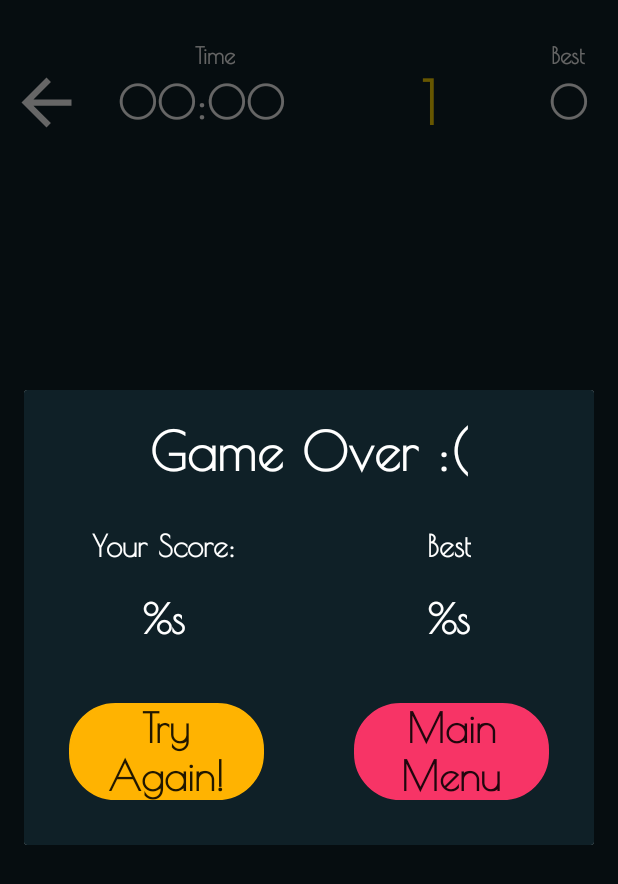
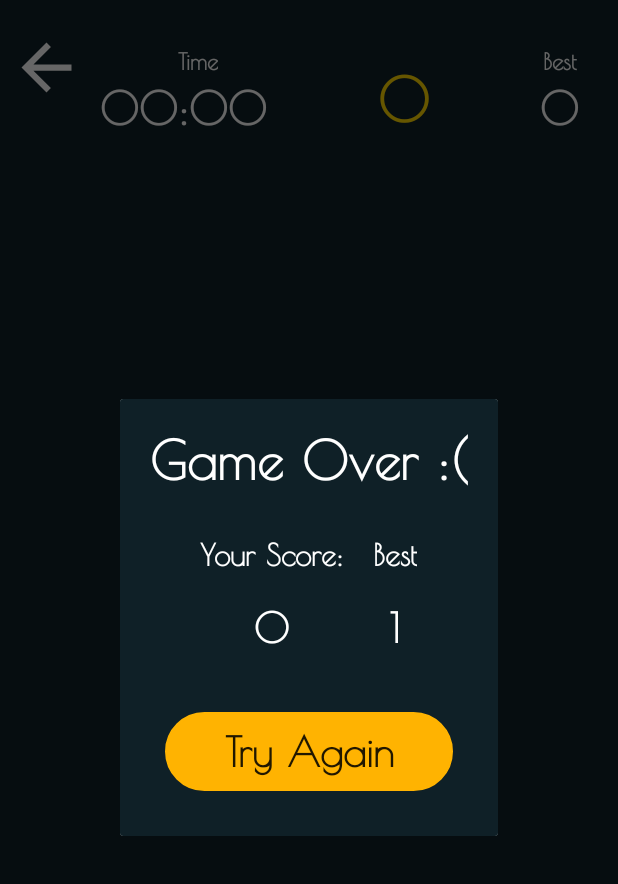
Before and after one commit to yuvalta/Count, an Android app: the fragment InfinityModeFragment placed in its activity, after a tap on an icon or button, on a phone screen of 412 x 824 dp. Shown: the top 884 px of the screen. Run offline under Robolectric (Android 15) with nearby library versions, the phone set to English and light mode, and no system bars.

Commit message:
added fake tiles and colors

```diff
--- a/app/src/main/java/com/example/one2ten/GameOverDialog.java
+++ b/app/src/main/java/com/example/one2ten/GameOverDialog.java
@@ -3,10 +3,14 @@ package com.example.one2ten;
 import android.app.Activity;
 import android.app.Dialog;
 import android.content.Context;
+import android.content.SharedPreferences;
 import android.os.Bundle;
+import android.util.Log;
 import android.view.View;
 import android.view.Window;
+import android.view.WindowManager;
 import android.widget.Button;
+import android.widget.TextView;
 
 
 public class GameOverDialog extends Dialog {
@@ -15,12 +19,16 @@ public class GameOverDialog extends Dialog {
     Context context;
     Activity activity;
 
-    public boolean returnOrRetry; // true -> retry, false -> return to menu
+    TextView yourScore;
+    TextView bestScore;
 
-    public GameOverDialog(Context context, Activity activity) {
+    int score;
+
+    public GameOverDialog(Context context, Activity activity, int score) {
         super(context);
         this.context = context;
         this.activity = activity;
+        this.score = score;
     }
 
     @Override
@@ -30,23 +38,21 @@ public class GameOverDialog extends Dialog {
         requestWindowFeature(Window.FEATURE_NO_TITLE);
         setContentView(R.layout.after_game_summary_dialog_layout);
 
+        yourScore = findViewById(R.id.your_game_score_TV);
+        bestScore = findViewById(R.id.high_score_game_over_TV);
+
+        yourScore.setText(String.valueOf(score - 1));
+
+        SharedPreferences highScoreInfSharedPref = activity.getSharedPreferences("highScoreInfinity", Context.MODE_PRIVATE);
+        bestScore.setText((String.valueOf(highScoreInfSharedPref.getInt("highScoreInfinity", 0000))));
 
         tryAgainButton = findViewById(R.id.try_again_button);
         tryAgainButton.setOnClickListener(new View.OnClickListener() {
             @Override
             public void onClick(View view) {
-                returnOrRetry = true;
+                dismiss();
             }
         });
 
-        returnButton = findViewById(R.id.return_to_menu_button);
-        returnButton.setOnClickListener(new View.OnClickListener() {
-            @Override
-            public void onClick(View view) {
-                returnOrRetry = false;
-            }
-        });
-
-
     }
 }
--- a/app/src/main/java/com/example/one2ten/InfinityModeFragment.java
+++ b/app/src/main/java/com/example/one2ten/InfinityModeFragment.java
@@ -6,16 +6,8 @@ import android.animation.AnimatorSet;
 import android.animation.ObjectAnimator;
 import android.content.Context;
 import android.content.SharedPreferences;
-import android.icu.util.LocaleData;
 import android.net.Uri;
 import android.os.Bundle;
-
-import androidx.fragment.app.Fragment;
-import androidx.fragment.app.FragmentManager;
-import androidx.fragment.app.FragmentTransaction;
-
-import android.os.SystemClock;
-import android.util.Log;
 import android.view.LayoutInflater;
 import android.view.View;
 import android.view.ViewGroup;
@@ -23,61 +15,60 @@ import android.widget.Chronometer;
 import android.widget.ImageButton;
 import android.widget.LinearLayout;
 import android.widget.TextView;
-import android.widget.Toast;
+
+import androidx.fragment.app.Fragment;
 
 import java.util.ArrayList;
 import java.util.Random;
-import java.util.Timer;
 
 
 public class InfinityModeFragment extends Fragment {
 
-    int MAX_BUTTON = 31;
-    int MIN_BUTTON = 0;
-    int DURATION_OF_ALPHA = 3000;
+    private int MAX_BUTTON = 31;
+    private int MIN_BUTTON = 0;
+    private int DURATION_OF_ALPHA = 3000;
+    private int currentRandomPlace;
+    private int randomColor;
+    private int probability;
+    private int numberToShowOnButton = 1;
+    private int fakeTilePosition;
+    private int highScore;
 
-    int highScore;
+    private SharedPreferences highScoreInfSharedPref;
 
-    SharedPreferences highScoreInfSharedPref;
+    private AnimatorSet mAnimationSet;
 
-    AnimatorSet mAnimationSet;
+    private LinearLayout topBar;
 
-    LinearLayout topBar;
+    private TextView pointsTV;
+    private TextView currentScoreTV;
+    private TextView timeInfo;
+    private TextView highScoreInfo;
 
-    int currentRandomPlace;
-    int numberToShowOnButton = 1;
+    private ImageButton backToMenu;
 
-    TextView timerTV;
-    TextView pointsTV;
-    TextView currentScoreTV;
-    TextView timeInfo;
-    TextView highScoreInfo;
+    private boolean isFirstClick;
 
-    ImageButton backToMenu;
+    private Chronometer stopWatch;
 
-    boolean isFirstClick;
-
-    Chronometer stopWatch;
-
-    StopWatch stopper;
+    private StopWatch stopper;
 
     int[] ids = new int[]{R.id.cell0, R.id.cell1, R.id.cell2, R.id.cell3, R.id.cell4, R.id.cell5, R.id.cell6, R.id.cell7, R.id.cell8, R.id.cell9, R.id.cell10,
             R.id.cell11, R.id.cell12, R.id.cell13, R.id.cell14, R.id.cell15, R.id.cell16, R.id.cell17, R.id.cell18, R.id.cell19, R.id.cell20,
             R.id.cell21, R.id.cell22, R.id.cell23, R.id.cell24, R.id.cell25, R.id.cell26, R.id.cell27, R.id.cell28, R.id.cell29, R.id.cell30,
             R.id.cell31};
 
+    int[] colorsArray = new int[]{R.color.menuRed, R.color.menuWhite, R.color.menuYellow, R.color.OliveDrab, R.color.SteelBlue,
+            R.color.MediumPurple, R.color.MediumOrchid, R.color.MediumSpringGreen, R.color.MediumVioletRed, R.color.MediumSeaGreen};
+
     ArrayList<TextView> textViewArrayList = new ArrayList<TextView>(ids.length);
 
     public InfinityModeFragment() {
-
-//        this.highScoreInfSharedPref = this.getActivity().getSharedPreferences("highScoreInfinity", Context.MODE_PRIVATE);
-//        this.highScore = highScoreInfSharedPref.getInt("highScoreInfinity", 0000);
     }
 
     @Override
     public void onCreate(Bundle savedInstanceState) {
         super.onCreate(savedInstanceState);
-
     }
 
     @Override
@@ -129,27 +120,46 @@ public class InfinityModeFragment extends Fragment {
                     textViewArrayList.get(currentRandomPlace).getBackground().setTint(getResources().getColor(R.color.transparent));
                     textViewArrayList.get(currentRandomPlace).setText("");
 
+                    if (fakeTilePosition > 0) {
+                        textViewArrayList.get(fakeTilePosition).getBackground().setTint(getResources().getColor(R.color.transparent));
+                        textViewArrayList.get(fakeTilePosition).setText("");
+                    }
+
+
                     Object tapOfButtonPressed = view.getTag();
 
                     if (tapOfButtonPressed.equals(String.valueOf(currentRandomPlace))) {
 
-
-                        DifficultyOfGame difficultyOfGame = new DifficultyOfGame(DURATION_OF_ALPHA, numberToShowOnButton);
-                        DURATION_OF_ALPHA = difficultyOfGame.getDurationDevideByTen();
+                        DifficultyOfGame difficultyOfGame = new DifficultyOfGame(numberToShowOnButton);
+                        DURATION_OF_ALPHA = difficultyOfGame.getDuration();
+                        probability = difficultyOfGame.getProbability();
 
                         stopper.startStopWatch();
 
-                        currentScoreTV.setText(String.valueOf(numberToShowOnButton)); // set current score
+                        currentScoreTV.setText(String.valueOf(numberToShowOnButton - 1)); // set current score
+
+                        if (numberToShowOnButton > highScore) { // new high score!!!
+                            pointsTV.setText(String.valueOf(numberToShowOnButton));
+                        }
 
                         currentRandomPlace = generateRandomNumber(MAX_BUTTON, MIN_BUTTON);
+                        randomColor = generateRandomNumber(colorsArray.length - 1, 0);
 
                         fadeOutButton(currentRandomPlace);
 
-
                         // create the current number in square
-                        textViewArrayList.get(currentRandomPlace).getBackground().setTint(getResources().getColor(R.color.white));
+                        textViewArrayList.get(currentRandomPlace).getBackground().setTint(getResources().getColor(colorsArray[randomColor]));
                         textViewArrayList.get(currentRandomPlace).setText(String.valueOf(numberToShowOnButton++));
                         textViewArrayList.get(currentRandomPlace).setTextSize(30);
+
+                        if (generateRandomNumber(100, 0) < probability) {
+                            fakeTilePosition = generateRandomNumber(MAX_BUTTON, MIN_BUTTON);
+                            textViewArrayList.get(fakeTilePosition).getBackground().setTint(getResources().getColor(colorsArray[randomColor - 1]));
+                            textViewArrayList.get(fakeTilePosition).setText(String.valueOf(generateRandomNumber(numberToShowOnButton - 1, 1)));
+                            textViewArrayList.get(fakeTilePosition).setTextSize(30);
+                        } else {
+                            fakeTilePosition = -1;
+                        }
 
 
                     } else {
@@ -170,34 +180,23 @@ public class InfinityModeFragment extends Fragment {
                 mAnimationSet.cancel();
             }
 
-            if (numberToShowOnButton > highScore) { // new high score!!!
+            if (numberToShowOnButton - 1 > highScore) { // new high score!!!
                 SharedPreferences.Editor editor = highScoreInfSharedPref.edit();
-                editor.putInt("highScoreInfinity", numberToShowOnButton);
+                editor.putInt("highScoreInfinity", numberToShowOnButton - 1);
                 editor.commit();
 
-                Toast.makeText(getActivity(), "New High Score!!! - " + numberToShowOnButton, Toast.LENGTH_LONG).show();
-            } else {
-                Toast.makeText(getContext(), "You LOSE!", Toast.LENGTH_SHORT).show();
             }
         }
 
-//        stopWatch.stop();
-//        stopWatch.setBase(SystemClock.elapsedRealtime());
-
         stopper.stopStopWatch();
 
-        currentScoreTV.setText("1");
+        currentScoreTV.setText("0");
 
-        GameOverDialog gameOverDialog = new GameOverDialog(getContext(), getActivity());
+        GameOverDialog gameOverDialog = new GameOverDialog(getContext(), getActivity(), numberToShowOnButton - 1);
         gameOverDialog.show();
 
-        if (gameOverDialog.returnOrRetry) {
-            gameOverDialog.dismiss();
-        }
-        else {
-            if (getActivity().getSupportFragmentManager().getBackStackEntryCount() != 0) {
-                getActivity().getSupportFragmentManager().popBackStack();
-            }
+        if (getActivity().getSupportFragmentManager().getBackStackEntryCount() != 0) {
+            getActivity().getSupportFragmentManager().popBackStack();
         }
 
 
@@ -221,6 +220,7 @@ public class InfinityModeFragment extends Fragment {
 
             }
         });
+
         mAnimationSet.start();
     }
 
@@ -228,7 +228,6 @@ public class InfinityModeFragment extends Fragment {
 
         // topBar binding
         topBar = getActivity().findViewById(R.id.top_bar);
-//        topBar.setBackgroundResource(R.color.background_gradient_end);
         stopWatch = getActivity().findViewById(R.id.timerTV);
         pointsTV = getActivity().findViewById(R.id.pointsTV);
 
@@ -239,7 +238,7 @@ public class InfinityModeFragment extends Fragment {
         highScoreInfo = getActivity().findViewById(R.id.high_score_infoTV);
         timeInfo = getActivity().findViewById(R.id.timer_infoTV);
 
-        currentScoreTV.setText("1"); // set current score
+        currentScoreTV.setText("0"); // set current score
 
         initTextViews(view);
     }
--- a/app/src/main/res/layout/activity_main.xml
+++ b/app/src/main/res/layout/activity_main.xml
@@ -14,22 +14,22 @@
         android:id="@+id/top_bar"
         android:layout_width="match_parent"
         android:layout_height="90dp"
-        android:layout_marginTop="23dp"
         android:orientation="horizontal">
 
         <ImageButton
-            android:layout_weight="1"
             android:id="@+id/back_to_menu_btn"
             android:layout_width="wrap_content"
             android:layout_height="match_parent"
+            android:layout_weight="1"
             android:background="@android:color/transparent"
             android:src="@drawable/ic_arrow_back_black_50dp" />
 
         <LinearLayout
             android:layout_width="wrap_content"
             android:layout_height="wrap_content"
-            android:orientation="vertical"
-            android:layout_weight="3">
+            android:layout_gravity="bottom"
+            android:layout_weight="1"
+            android:orientation="vertical">
 
             <TextView
                 android:id="@+id/timer_infoTV"
@@ -57,13 +57,14 @@
 
 
         <TextView
-            android:layout_weight="3"
+
             android:id="@+id/current_scoreTV"
             android:layout_width="85dp"
             android:layout_height="wrap_content"
+            android:layout_gravity="bottom"
+            android:layout_weight="4"
+            android:fontFamily="@font/poiret_family"
             android:gravity="center"
-            android:layout_gravity="center"
-            android:fontFamily="@font/poiret_family"
             android:text="@string/current_score"
             android:textColor="@color/Gold"
             android:textSize="40sp"
@@ -71,10 +72,12 @@
 
 
         <LinearLayout
-            android:layout_weight="3"
             android:layout_width="wrap_content"
             android:layout_height="wrap_content"
-            android:orientation="vertical" >
+            android:layout_gravity="bottom"
+            android:layout_weight="4"
+            android:orientation="vertical">
+
             <TextView
                 android:id="@+id/high_score_infoTV"
                 android:layout_width="wrap_content"
--- a/app/src/main/res/layout/after_game_summary_dialog_layout.xml
+++ b/app/src/main/res/layout/after_game_summary_dialog_layout.xml
@@ -16,19 +16,19 @@
     <LinearLayout
         android:layout_width="match_parent"
         android:layout_height="wrap_content"
+        android:layout_gravity="center"
+        android:gravity="center"
         android:orientation="horizontal">
 
         <LinearLayout
             android:layout_width="wrap_content"
             android:layout_height="wrap_content"
-            android:layout_weight="1"
             android:orientation="vertical">
 
             <TextView
                 style="@style/NormalText"
                 android:layout_width="wrap_content"
                 android:layout_height="match_parent"
-                android:layout_weight="1"
                 android:text="@string/your_score_title"
                 android:textColor="@color/white" />
 
@@ -37,7 +37,6 @@
                 style="@style/Buttons"
                 android:layout_width="wrap_content"
                 android:layout_height="match_parent"
-                android:layout_weight="1"
                 android:text="@string/your_score"
                 android:textColor="@color/white" />
 
@@ -46,14 +45,13 @@
         <LinearLayout
             android:layout_width="wrap_content"
             android:layout_height="wrap_content"
-            android:layout_weight="2"
             android:orientation="vertical">
 
             <TextView
                 style="@style/NormalText"
                 android:layout_width="wrap_content"
                 android:layout_height="match_parent"
-                android:layout_weight="1"
+                android:layout_marginHorizontal="20dp"
                 android:text="@string/high_score_info"
                 android:textColor="@color/white" />
 
@@ -62,48 +60,27 @@
                 style="@style/Buttons"
                 android:layout_width="wrap_content"
                 android:layout_height="match_parent"
-                android:layout_weight="1"
                 android:text="@string/your_score"
                 android:textColor="@color/white" />
         </LinearLayout>
 
     </LinearLayout>
 
-    <LinearLayout
-        android:layout_width="match_parent"
-        android:layout_height="wrap_content"
-        android:orientation="horizontal">
-
 
     <Button
-            android:paddingHorizontal="10dp"
+        android:id="@+id/try_again_button"
         style="@style/Buttons"
-            android:backgroundTint="@color/menuYellow"
-            android:background="@drawable/start_button_style"
-            android:id="@+id/try_again_button"
-            android:layout_width="0dp"
+        android:layout_width="match_parent"
         android:layout_height="wrap_content"
         android:layout_gravity="center"
         android:layout_margin="30dp"
-            android:layout_weight="1"
+        android:background="@drawable/start_button_style"
+        android:backgroundTint="@color/menuYellow"
+        android:clickable="true"
+        android:padding="10dp"
+        android:paddingHorizontal="10dp"
         android:text="@string/try_again"
         android:textAllCaps="false" />
 
-        <Button
-            android:paddingHorizontal="10dp"
-            style="@style/Buttons"
-            android:background="@drawable/start_button_style"
-            android:backgroundTint="@color/menuRed"
-            android:id="@+id/return_to_menu_button"
-            android:layout_width="0dp"
-            android:layout_height="wrap_content"
-            android:layout_gravity="center"
-            android:layout_margin="30dp"
-            android:layout_weight="1"
-            android:text="@string/return_to_menu"
-            android:textAllCaps="false" />
 
 </LinearLayout>
-
-
-</LinearLayout>
--- a/app/src/main/res/values/strings.xml
+++ b/app/src/main/res/values/strings.xml
@@ -13,6 +13,6 @@
     <string name="game_over_dialog_title">Game Over :(</string>
     <string name="your_score_title">Your Score:</string>
     <string name="your_score">%s</string>
-    <string name="try_again">Try Again!</string>
+    <string name="try_again">Try Again</string>
     <string name="return_to_menu">Main Menu</string>
 </resources>
```
Also changed, not shown: app/src/main/java/com/example/one2ten/DifficultyOfGame.java (+75 -35 lines). Lines whose indentation alone changed are shown as unchanged.
